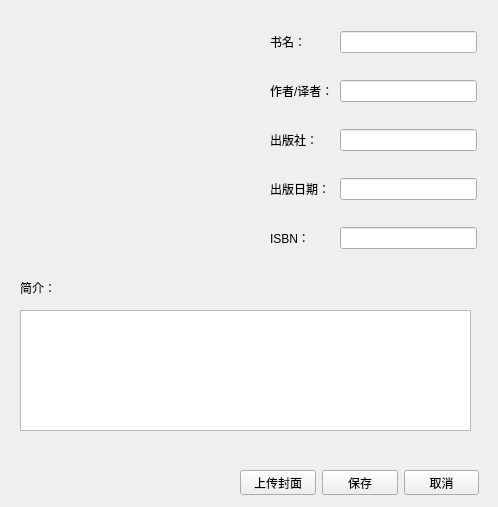
Old version of the form ui/ui_edit_book_detail.ui in the repository inverse-limit/database-proj.
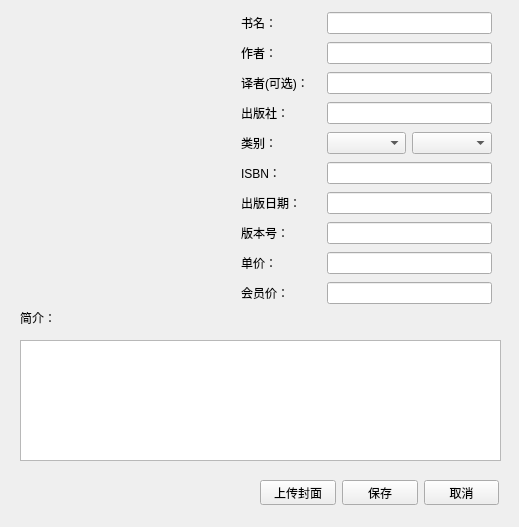
New version of the form. Icons and pictures are not drawn.

Commit message: 更改新增图书界面

Diff of the .ui file:
```diff
--- a/ui/ui_edit_book_detail.ui
+++ b/ui/ui_edit_book_detail.ui
@@ -6,8 +6,8 @@
    <rect>
     <x>0</x>
     <y>0</y>
-    <width>498</width>
-    <height>507</height>
+    <width>519</width>
+    <height>527</height>
    </rect>
   </property>
   <property name="windowTitle">
@@ -17,7 +17,7 @@
    <property name="geometry">
     <rect>
      <x>20</x>
-     <y>280</y>
+     <y>310</y>
      <width>36</width>
      <height>16</height>
     </rect>
@@ -30,8 +30,8 @@
    <property name="geometry">
     <rect>
      <x>20</x>
-     <y>310</y>
-     <width>451</width>
+     <y>340</y>
+     <width>481</width>
      <height>121</height>
     </rect>
    </property>
@@ -39,12 +39,64 @@
   <widget class="QWidget" name="layoutWidget">
    <property name="geometry">
     <rect>
-     <x>270</x>
-     <y>10</y>
-     <width>207</width>
+     <x>260</x>
+     <y>480</y>
+     <width>239</width>
+     <height>25</height>
+    </rect>
+   </property>
+   <layout class="QHBoxLayout" name="horizontalLayout">
+    <item>
+     <widget class="QPushButton" name="pushButton_upload">
+      <property name="text">
+       <string>上传封面</string>
+      </property>
+     </widget>
+    </item>
+    <item>
+     <widget class="QPushButton" name="pushButton_save">
+      <property name="text">
+       <string>保存</string>
+      </property>
+     </widget>
+    </item>
+    <item>
+     <widget class="QPushButton" name="pushButton_cancel">
+      <property name="text">
+       <string>取消</string>
+      </property>
+     </widget>
+    </item>
+   </layout>
+  </widget>
+  <widget class="QLabel" name="picture">
+   <property name="geometry">
+    <rect>
+     <x>30</x>
+     <y>20</y>
+     <width>181</width>
      <height>261</height>
     </rect>
    </property>
+   <property name="text">
+    <string/>
+   </property>
+   <property name="pixmap">
+    <pixmap>../icon/background.jpg</pixmap>
+   </property>
+   <property name="scaledContents">
+    <bool>true</bool>
+   </property>
+  </widget>
+  <widget class="QWidget" name="">
+   <property name="geometry">
+    <rect>
+     <x>241</x>
+     <y>10</y>
+     <width>251</width>
+     <height>301</height>
+    </rect>
+   </property>
    <layout class="QGridLayout" name="gridLayout">
     <item row="0" column="0">
      <widget class="QLabel" name="label_book_name">
@@ -53,103 +105,104 @@
       </property>
      </widget>
     </item>
-    <item row="0" column="1">
+    <item row="0" column="1" colspan="2">
      <widget class="QLineEdit" name="lineEdit_book_name"/>
     </item>
     <item row="1" column="0">
      <widget class="QLabel" name="label_author">
       <property name="text">
-       <string>作者/译者：</string>
+       <string>作者：</string>
       </property>
      </widget>
     </item>
-    <item row="1" column="1">
+    <item row="1" column="1" colspan="2">
      <widget class="QLineEdit" name="lineEdit_author"/>
     </item>
     <item row="2" column="0">
+     <widget class="QLabel" name="label_5">
+      <property name="text">
+       <string>译者(可选)：</string>
+      </property>
+     </widget>
+    </item>
+    <item row="2" column="1" colspan="2">
+     <widget class="QLineEdit" name="lineEdit_translator"/>
+    </item>
+    <item row="3" column="0">
      <widget class="QLabel" name="label_press">
       <property name="text">
        <string>出版社：</string>
       </property>
      </widget>
     </item>
-    <item row="2" column="1">
+    <item row="3" column="1" colspan="2">
      <widget class="QLineEdit" name="lineEdit_press"/>
     </item>
-    <item row="3" column="0">
-     <widget class="QLabel" name="label_pressdata">
-      <property name="text">
-       <string>出版日期：</string>
-      </property>
-     </widget>
-    </item>
-    <item row="3" column="1">
-     <widget class="QLineEdit" name="lineEdit_pressdate"/>
-    </item>
     <item row="4" column="0">
+     <widget class="QLabel" name="label_4">
+      <property name="text">
+       <string>类别：</string>
+      </property>
+     </widget>
+    </item>
+    <item row="4" column="1">
+     <widget class="QComboBox" name="comboBox_class1"/>
+    </item>
+    <item row="4" column="2">
+     <widget class="QComboBox" name="comboBox_class2"/>
+    </item>
+    <item row="5" column="0">
      <widget class="QLabel" name="label_ISBN">
       <property name="text">
        <string>ISBN：</string>
       </property>
      </widget>
     </item>
-    <item row="4" column="1">
+    <item row="5" column="1" colspan="2">
      <widget class="QLineEdit" name="lineEdit_ISBN"/>
     </item>
-   </layout>
-  </widget>
-  <widget class="QWidget" name="layoutWidget">
-   <property name="geometry">
-    <rect>
-     <x>240</x>
-     <y>470</y>
-     <width>239</width>
-     <height>25</height>
-    </rect>
-   </property>
-   <layout class="QHBoxLayout" name="horizontalLayout">
-    <item>
-     <widget class="QPushButton" name="pushButton_upload">
+    <item row="6" column="0">
+     <widget class="QLabel" name="label_pressdata">
       <property name="text">
-       <string>上传封面</string>
+       <string>出版日期：</string>
       </property>
      </widget>
     </item>
-    <item>
-     <widget class="QPushButton" name="pushButton_save">
+    <item row="6" column="1" colspan="2">
+     <widget class="QLineEdit" name="lineEdit_pressdate"/>
+    </item>
+    <item row="7" column="0">
+     <widget class="QLabel" name="label">
       <property name="text">
-       <string>保存</string>
+       <string>版本号：</string>
       </property>
      </widget>
     </item>
-    <item>
-     <widget class="QPushButton" name="pushButton_cancel">
+    <item row="7" column="1" colspan="2">
+     <widget class="QLineEdit" name="lineEdit_version"/>
+    </item>
+    <item row="8" column="0">
+     <widget class="QLabel" name="label_2">
       <property name="text">
-       <string>取消</string>
+       <string>单价：</string>
       </property>
      </widget>
     </item>
+    <item row="8" column="1" colspan="2">
+     <widget class="QLineEdit" name="lineEdit_price"/>
+    </item>
+    <item row="9" column="0">
+     <widget class="QLabel" name="label_3">
+      <property name="text">
+       <string>会员价：</string>
+      </property>
+     </widget>
+    </item>
+    <item row="9" column="1" colspan="2">
+     <widget class="QLineEdit" name="lineEdit_vip_price"/>
+    </item>
    </layout>
   </widget>
-  <widget class="QLabel" name="picture">
-   <property name="geometry">
-    <rect>
-     <x>43</x>
-     <y>31</y>
-     <width>151</width>
-     <height>221</height>
-    </rect>
-   </property>
-   <property name="text">
-    <string/>
-   </property>
-   <property name="pixmap">
-    <pixmap>../icon/background.jpg</pixmap>
-   </property>
-   <property name="scaledContents">
-    <bool>true</bool>
-   </property>
-  </widget>
  </widget>
  <resources/>
  <connections/>
```
The commit also changes 3 other files.
